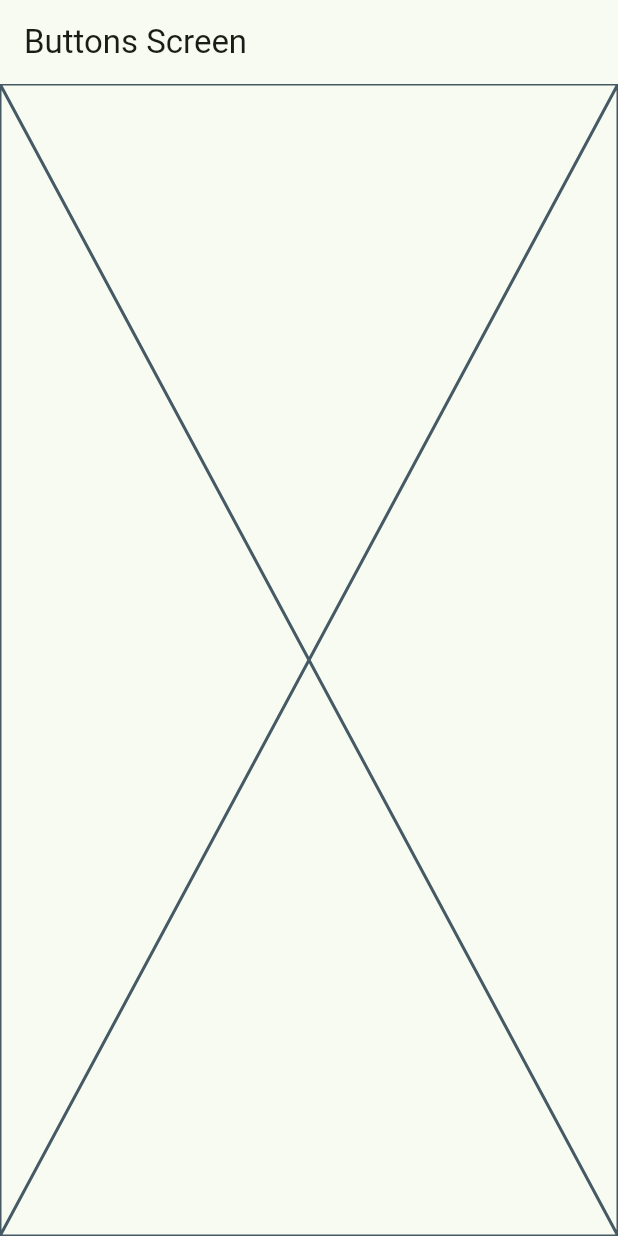
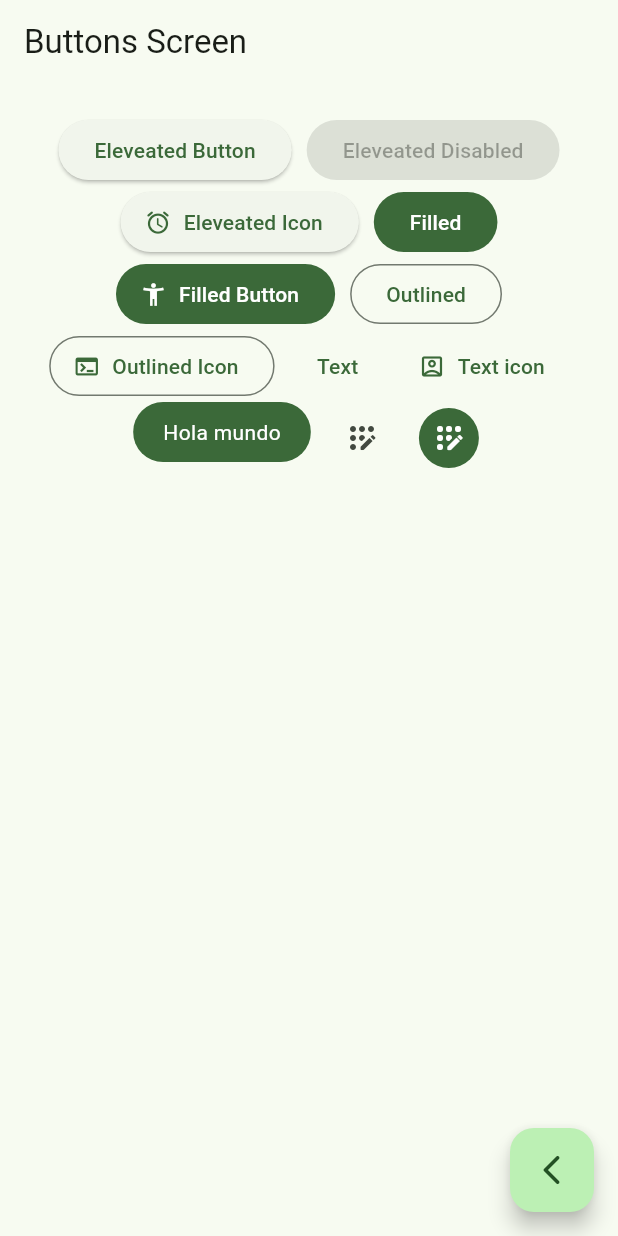
Before and after one commit to Tech-Code1/widgets_app, a Flutter app: the ButtonScreen screen opened by its route, on a phone screen of 412 x 824 dp. Run offline on Flutter 3.47's test engine with Material 3 defaults, Android fonts, the phone set to English and light mode, and no system bars; our stand-ins replace go_router.

Commit message:
bottons screen finish

```diff
--- a/lib/config/router/app_route.dart
+++ b/lib/config/router/app_route.dart
@@ -7,14 +7,17 @@ final appRouter = GoRouter(
   routes: [
     GoRoute(
       path: '/',
+      name: HomeScreen.name,
       builder: (context, state) => const HomeScreen(),
     ),
     GoRoute(
       path: '/buttons',
+      name: ButtonScreen.name,
       builder: (context, state) => const ButtonScreen(),
     ),
     GoRoute(
       path: '/cards',
+      name: CardsScreen.name,
       builder: (context, state) => const CardsScreen(),
     ),
   ]
--- a/lib/presentation/screens/buttons/buttons_screen.dart
+++ b/lib/presentation/screens/buttons/buttons_screen.dart
@@ -1,6 +1,10 @@
 import 'package:flutter/material.dart';
+import 'package:go_router/go_router.dart';
 
 class ButtonScreen extends StatelessWidget {
+
+  static const String name = 'buttons_screen';
+
   const ButtonScreen({super.key});
 
   @override
@@ -9,7 +13,115 @@ class ButtonScreen extends StatelessWidget {
       appBar: AppBar(
         title: const Text('Buttons Screen'),
       ),
-      body: const Placeholder(),
+      body: _ButtonsView(),
+      floatingActionButton: FloatingActionButton(
+        child: const Icon(Icons.arrow_back_ios_rounded),
+        onPressed: () {
+          context.pop();
+        },
+      )
     );
   }
 }
+
+class _ButtonsView extends StatelessWidget {
+  const _ButtonsView();
+
+  @override
+  Widget build(BuildContext context) {
+
+    final colors = Theme.of(context).colorScheme;
+
+    return SizedBox(
+      width: double.infinity,
+      child: Padding(
+        padding: const EdgeInsets.symmetric(horizontal: 10, vertical: 20),
+        child: Wrap(
+          spacing: 10,
+          alignment: WrapAlignment.center,
+          children: [
+            ElevatedButton(
+              onPressed: () {
+
+              },
+              child: const Text('Eleveated Button'),
+            ),
+            const ElevatedButton(
+              onPressed: null,
+              child: const Text('Eleveated Disabled'),
+            ),
+            ElevatedButton.icon(
+              onPressed: () {},
+              icon: const Icon(Icons.access_alarm_rounded),
+              label: const Text('Eleveated Icon'),
+            ),
+            FilledButton(
+              onPressed: () {},
+              child: const Text('Filled'),
+            ),
+            FilledButton.icon(
+              onPressed: () {},
+              icon: const Icon(Icons.accessibility_new),
+              label: const Text('Filled Button'),
+            ),
+            OutlinedButton(
+              onPressed: () {},
+              child: const Text('Outlined'),
+            ),
+            OutlinedButton.icon(
+              onPressed: () {},
+              icon: const Icon(Icons.terminal),
+              label: const Text('Outlined Icon'),
+            ),
+            TextButton(
+              onPressed: () {},
+              child: const Text('Text')
+            ),
+            TextButton.icon(
+              onPressed: () {},
+              icon: const Icon(Icons.account_box_outlined),
+              label: const Text('Text icon')
+            ),
+            const CustomButton(),
+            IconButton(
+              onPressed: (){},
+              icon: const Icon(Icons.app_registration_rounded)
+            ),
+            IconButton(
+              onPressed: (){},
+              icon: const Icon(Icons.app_registration_rounded),
+              style: ButtonStyle(
+                backgroundColor: MaterialStatePropertyAll(colors.primary),
+                iconColor: const MaterialStatePropertyAll(Colors.white),
+              ),
+            ),
+          ],
+        ),
+      ),
+    );
+  }
+}
+
+class CustomButton extends StatelessWidget {
+  const CustomButton({super.key});
+
+  @override
+  Widget build(BuildContext context) {
+
+    final colors = Theme.of(context).colorScheme;
+
+    return ClipRRect(
+      borderRadius: BorderRadius.circular(20),
+      child: Material(
+        color: colors.primary,
+        child: InkWell(
+          onTap: () {},
+          child: Padding(
+            padding: const EdgeInsets.symmetric(horizontal: 20, vertical: 10),
+            child: const Text('Hola mundo', style: TextStyle(color: Colors.white),)
+          ),
+        ),
+      ),
+    );
+  }
+}
--- a/lib/presentation/screens/cards/cards_screem.dart
+++ b/lib/presentation/screens/cards/cards_screem.dart
@@ -1,6 +1,9 @@
 import 'package:flutter/material.dart';
 
 class CardsScreen extends StatelessWidget {
+
+  static const String name = 'cards_screen';
+
   const CardsScreen({super.key});
 
   @override
--- a/lib/presentation/screens/home/home_screen.dart
+++ b/lib/presentation/screens/home/home_screen.dart
@@ -3,6 +3,9 @@ import 'package:go_router/go_router.dart';
 import 'package:widgets_app/menu/menu_items.dart';
 
 class HomeScreen extends StatelessWidget {
+
+  static const String name = 'home_screen';
+
   const HomeScreen({super.key});
 
   @override
@@ -44,7 +47,6 @@ class _CustomListTitle extends StatelessWidget {
 
   @override
   Widget build(BuildContext context) {
-
     final colors = Theme.of(context).colorScheme;
 
     return ListTile(
@@ -54,10 +56,11 @@ class _CustomListTitle extends StatelessWidget {
       subtitle: Text(menuItem.subtitle),
       onTap: () {
 
-        context.push(menuItem.link);
+        //context.pushNamed( CardsScreen.name );
 
        // Navigator.pushNamed(context, menuItem.link);
 
+        context.push(menuItem.link);
       },
     );
   }
```
